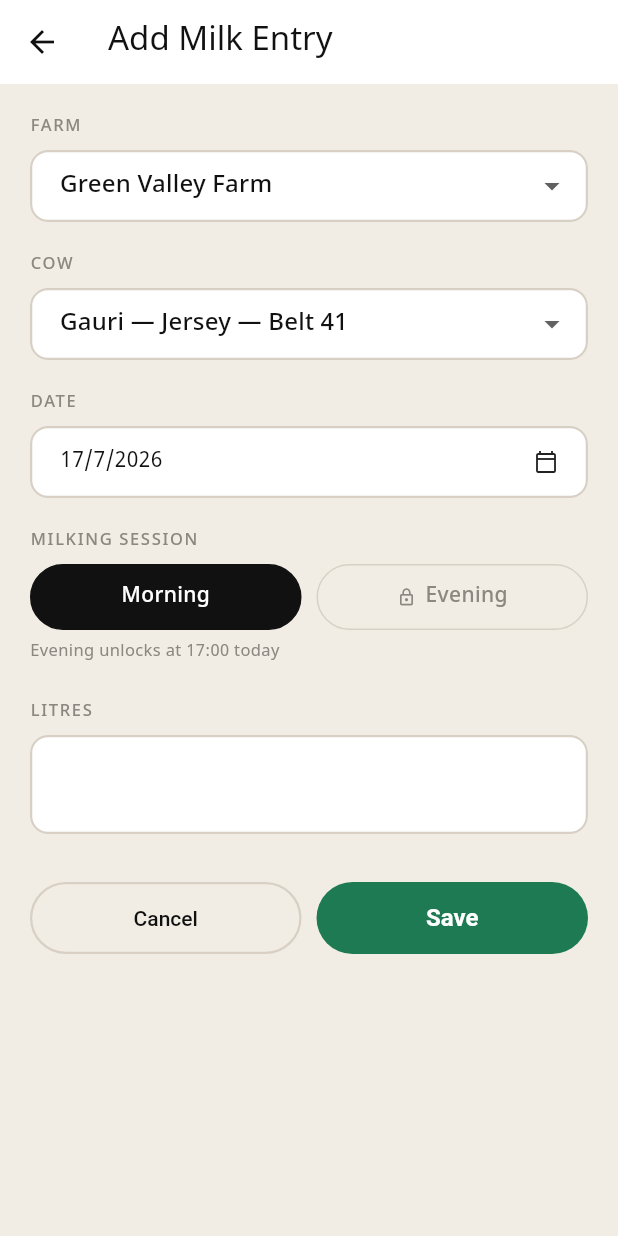
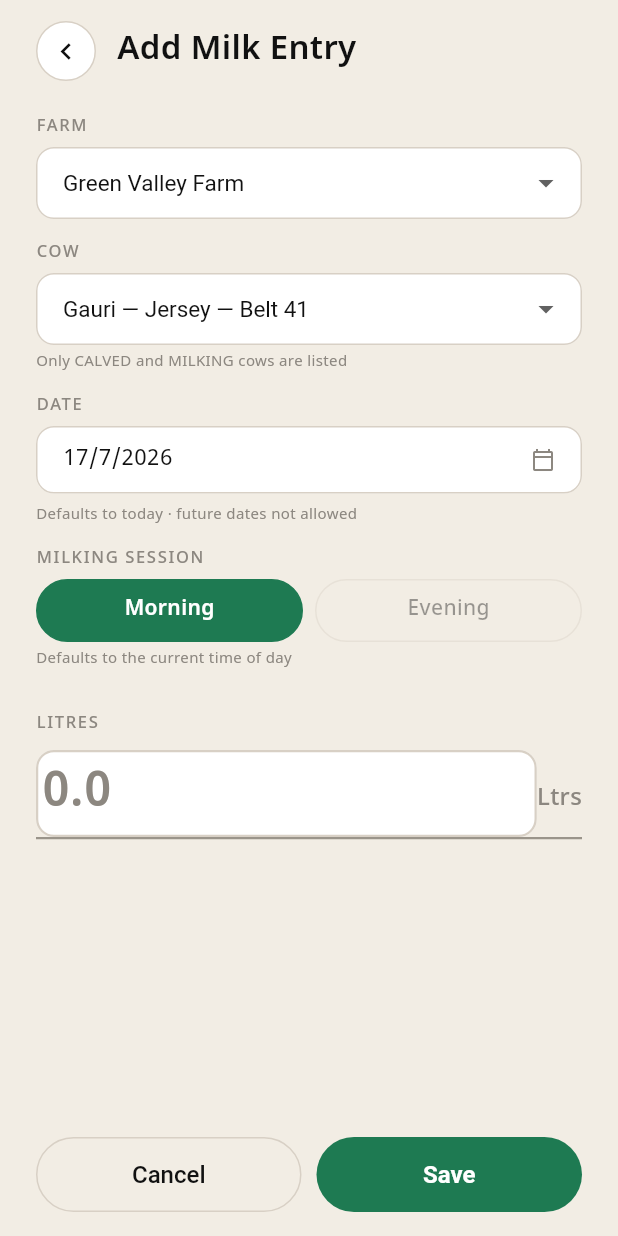
Before and after one commit to vaseey21/Vanix, a Flutter app: the MilkAddEntryScreen screen opened directly with empty values, on a phone screen of 412 x 824 dp. Run offline on Flutter 3.47's test engine with Material 3 defaults, Android fonts, the phone set to English and light mode, and no system bars.

Commit message:
auto: save changes

```diff
--- a/flutter_app/lib/screens/milk_add_entry_screen.dart
+++ b/flutter_app/lib/screens/milk_add_entry_screen.dart
@@ -193,81 +193,208 @@ class _MilkAddEntryScreenState extends State<MilkAddEntryScreen> {
   Widget build(BuildContext context) {
     final isEdit = widget.editing != null;
     final isDark = widget.appState.isDark;
+    final bg = isDark ? VanixColors.darkPrimary : VanixColors.bgWarm;
+    final cardBg = isDark ? VanixColors.darkSecond : VanixColors.bgCard;
     final textColor = isDark ? Colors.white : VanixColors.textPrimary;
+    final borderColor = isDark ? VanixColors.darkBorder : VanixColors.border;
+    const hintColor = VanixColors.textHint;
+
+    InputDecoration fieldDecoration() => InputDecoration(
+          isDense: true,
+          filled: true,
+          fillColor: cardBg,
+          contentPadding: const EdgeInsets.symmetric(horizontal: 14, vertical: 12),
+          border: OutlineInputBorder(borderRadius: BorderRadius.circular(12), borderSide: BorderSide(color: borderColor)),
+          enabledBorder: OutlineInputBorder(borderRadius: BorderRadius.circular(12), borderSide: BorderSide(color: borderColor)),
+          focusedBorder: OutlineInputBorder(borderRadius: BorderRadius.circular(12), borderSide: const BorderSide(color: VanixColors.greenInk)),
+        );
+
+    Widget sectionLabel(String text) => Text(
+          text,
+          style: const TextStyle(fontSize: 11, fontWeight: FontWeight.w500, letterSpacing: 1.1, color: hintColor),
+        );
+
+    Widget helperText(String text) => Padding(
+          padding: const EdgeInsets.only(top: 4),
+          child: Text(text, style: const TextStyle(fontSize: 10, color: hintColor)),
+        );
 
     return Scaffold(
-      appBar: AppBar(
-        title: Text(isEdit ? 'Edit Milk Entry' : 'Add Milk Entry'),
-        actions: [
-          if (isEdit) IconButton(onPressed: _confirmDelete, icon: const Icon(Icons.delete_outline, color: VanixColors.danger)),
+      backgroundColor: bg,
+      body: SafeArea(
+        child: Column(
+          children: [
+            // ── Custom header — back chevron (40x40) + title, matches #s8 header ──
+            Padding(
+              padding: const EdgeInsetsDirectional.fromSTEB(24, 14, 24, 4),
+              child: Row(
+                children: [
+                  InkWell(
+                    onTap: () => Navigator.pop(context),
+                    borderRadius: BorderRadius.circular(20),
+                    child: Container(
+                      width: 40,
+                      height: 40,
+                      alignment: Alignment.center,
+                      decoration: BoxDecoration(
+                        shape: BoxShape.circle,
+                        color: cardBg,
+                        border: Border.all(color: borderColor),
+                      ),
+                      child: Icon(Icons.chevron_left, size: 22, color: textColor),
+                    ),
+                  ),
+                  const SizedBox(width: 14),
+                  Expanded(
+                    child: Text(
+                      isEdit ? 'Edit Milk Entry' : 'Add Milk Entry',
+                      style: TextStyle(fontSize: 22, fontWeight: FontWeight.w600, color: textColor),
+                    ),
+                  ),
+                  if (isEdit)
+                    InkWell(
+                      onTap: _confirmDelete,
+                      borderRadius: BorderRadius.circular(20),
+                      child: Container(
+                        width: 40,
+                        height: 40,
+                        alignment: Alignment.center,
+                        child: const Icon(Icons.delete_outline, size: 22, color: VanixColors.danger),
+                      ),
+                    ),
                 ],
               ),
-      body: SafeArea(
-        child: Padding(
-          padding: const EdgeInsets.all(20),
+            ),
+            Expanded(
               child: ListView(
+                padding: const EdgeInsetsDirectional.fromSTEB(24, 18, 24, 8),
                 children: [
-              const Text('FARM', style: TextStyle(fontSize: 11, fontWeight: FontWeight.w500, letterSpacing: 1.1, color: VanixColors.textHint)),
-              const SizedBox(height: 8),
+                  sectionLabel('FARM'),
+                  const SizedBox(height: 6),
                   DropdownButtonFormField<String>(
                     initialValue: _farm,
+                    decoration: fieldDecoration(),
+                    style: TextStyle(fontSize: 15, color: textColor),
+                    dropdownColor: cardBg,
                     items: [for (final f in MilkSeed.farms) DropdownMenuItem(value: f, child: Text(f))],
                     onChanged: (v) => setState(() => _farm = v!),
                   ),
-              const SizedBox(height: 20),
-              const Text('COW', style: TextStyle(fontSize: 11, fontWeight: FontWeight.w500, letterSpacing: 1.1, color: VanixColors.textHint)),
-              const SizedBox(height: 8),
+                  const SizedBox(height: 14),
+                  sectionLabel('COW'),
+                  const SizedBox(height: 6),
                   DropdownButtonFormField<Cow>(
                     initialValue: _cow,
+                    decoration: fieldDecoration(),
+                    style: TextStyle(fontSize: 15, color: textColor),
+                    dropdownColor: cardBg,
+                    isExpanded: true,
                     items: [for (final c in MilkSeed.cows) DropdownMenuItem(value: c, child: Text(c.display, overflow: TextOverflow.ellipsis))],
                     onChanged: (v) => setState(() => _cow = v!),
                   ),
-              const SizedBox(height: 20),
-              const Text('DATE', style: TextStyle(fontSize: 11, fontWeight: FontWeight.w500, letterSpacing: 1.1, color: VanixColors.textHint)),
-              const SizedBox(height: 8),
+                  helperText('Only CALVED and MILKING cows are listed'),
+                  const SizedBox(height: 14),
+                  sectionLabel('DATE'),
+                  const SizedBox(height: 6),
                   InkWell(
                     onTap: _pickDate,
                     child: InputDecorator(
-                  decoration: const InputDecoration(),
+                      decoration: fieldDecoration(),
                       child: Row(
                         mainAxisAlignment: MainAxisAlignment.spaceBetween,
                         children: [
-                      Text('${_date.day}/${_date.month}/${_date.year}', style: TextStyle(color: textColor)),
-                      const Icon(Icons.calendar_today_outlined, size: 16),
+                          Text('${_date.day}/${_date.month}/${_date.year}', style: TextStyle(fontSize: 15, color: textColor)),
+                          Icon(Icons.calendar_today_outlined, size: 16, color: hintColor),
                         ],
                       ),
                     ),
                   ),
-              const SizedBox(height: 20),
-              const Text('MILKING SESSION', style: TextStyle(fontSize: 11, fontWeight: FontWeight.w500, letterSpacing: 1.1, color: VanixColors.textHint)),
-              const SizedBox(height: 8),
+                  helperText('Defaults to today · future dates not allowed'),
+                  const SizedBox(height: 14),
+                  sectionLabel('MILKING SESSION'),
+                  const SizedBox(height: 6),
                   Row(
                     children: [
                       Expanded(child: _SessionPill(label: 'Morning', active: _session == MilkSession.morning, locked: false, onTap: () => _selectSession(MilkSession.morning))),
-                  const SizedBox(width: 10),
+                      const SizedBox(width: 8),
                       Expanded(child: _SessionPill(label: 'Evening', active: _session == MilkSession.evening, locked: _eveningLocked, onTap: () => _selectSession(MilkSession.evening))),
                     ],
                   ),
-              if (_eveningLocked) const Padding(padding: EdgeInsets.only(top: 6), child: Text('Evening unlocks at 17:00 today', style: TextStyle(fontSize: 11, color: VanixColors.textHint))),
-              const SizedBox(height: 24),
-              const Text('LITRES', style: TextStyle(fontSize: 11, fontWeight: FontWeight.w500, letterSpacing: 1.1, color: VanixColors.textHint)),
-              const SizedBox(height: 8),
-              TextField(
+                  helperText('Defaults to the current time of day'),
+                  const SizedBox(height: 28),
+                  sectionLabel('LITRES'),
+                  const SizedBox(height: 10),
+                  Container(
+                    decoration: const BoxDecoration(
+                      border: Border(bottom: BorderSide(color: Color(0xFF9A948A), width: 1.5)),
+                    ),
+                    child: Row(
+                      crossAxisAlignment: CrossAxisAlignment.baseline,
+                      textBaseline: TextBaseline.alphabetic,
+                      children: [
+                        Expanded(
+                          child: TextField(
                             controller: _litresCtrl,
                             keyboardType: const TextInputType.numberWithOptions(decimal: true),
-                style: const TextStyle(fontSize: 28, fontWeight: FontWeight.w700),
-                decoration: const InputDecoration(border: UnderlineInputBorder(), suffixText: 'L'),
+                            style: TextStyle(fontSize: 32, fontWeight: FontWeight.w700, color: textColor),
+                            decoration: InputDecoration(
+                              isDense: true,
+                              border: InputBorder.none,
+                              contentPadding: const EdgeInsets.only(bottom: 10),
+                              hintText: '0.0',
+                              hintStyle: const TextStyle(fontSize: 32, fontWeight: FontWeight.w700, color: hintColor),
                             ),
-              const SizedBox(height: 32),
-              Row(
-                children: [
-                  Expanded(child: OutlinedButton(onPressed: () => Navigator.pop(context), child: const Text('Cancel'))),
-                  const SizedBox(width: 10),
-                  Expanded(child: ElevatedButton(onPressed: _onSave, child: const Text('Save'))),
-                ],
+                          ),
+                        ),
+                        const Padding(
+                          padding: EdgeInsets.only(bottom: 10),
+                          child: Text('Ltrs', style: TextStyle(fontSize: 16, fontWeight: FontWeight.w500, color: hintColor)),
                         ),
                       ],
                     ),
+                  ),
+                ],
+              ),
+            ),
+            // ── Pinned footer — Cancel / Save, matches #s8-actions ──
+            Container(
+              color: bg,
+              padding: const EdgeInsetsDirectional.fromSTEB(24, 12, 24, 16),
+              child: Row(
+                children: [
+                  Expanded(
+                    child: SizedBox(
+                      height: 50,
+                      child: OutlinedButton(
+                        onPressed: () => Navigator.pop(context),
+                        style: OutlinedButton.styleFrom(
+                          foregroundColor: textColor,
+                          side: BorderSide(color: borderColor),
+                          shape: RoundedRectangleBorder(borderRadius: BorderRadius.circular(25)),
+                        ),
+                        child: const Text('Cancel', style: TextStyle(fontSize: 16, fontWeight: FontWeight.w500)),
+                      ),
+                    ),
+                  ),
+                  const SizedBox(width: 10),
+                  Expanded(
+                    child: SizedBox(
+                      height: 50,
+                      child: ElevatedButton(
+                        onPressed: _onSave,
+                        style: ElevatedButton.styleFrom(
+                          backgroundColor: VanixColors.greenInk,
+                          foregroundColor: Colors.white,
+                          elevation: 0,
+                          shape: RoundedRectangleBorder(borderRadius: BorderRadius.circular(25)),
+                        ),
+                        child: const Text('Save', style: TextStyle(fontSize: 16, fontWeight: FontWeight.w600)),
+                      ),
+                    ),
+                  ),
+                ],
+              ),
+            ),
+          ],
         ),
       ),
     );
@@ -282,23 +409,29 @@ class _SessionPill extends StatelessWidget {
 
   @override
   Widget build(BuildContext context) {
-    return InkWell(
+    // Matches #s8-sessions: active = greenInk fill/border + white w600 text;
+    // locked (Evening before 17:00) = 0.4 opacity, no lock icon (per HTML).
+    return Opacity(
+      opacity: locked ? 0.4 : 1,
+      child: InkWell(
         onTap: onTap,
-      borderRadius: BorderRadius.circular(24),
+        borderRadius: BorderRadius.circular(21),
         child: Container(
-        height: 44,
+          height: 42,
           alignment: Alignment.center,
           decoration: BoxDecoration(
-          color: active ? VanixColors.darkPrimary : Colors.transparent,
-          border: Border.all(color: active ? VanixColors.darkPrimary : VanixColors.border),
-          borderRadius: BorderRadius.circular(24),
+            color: active ? VanixColors.greenInk : Colors.transparent,
+            border: Border.all(color: active ? VanixColors.greenInk : VanixColors.border),
+            borderRadius: BorderRadius.circular(21),
           ),
-        child: Row(
-          mainAxisSize: MainAxisSize.min,
-          children: [
-            if (locked) const Padding(padding: EdgeInsets.only(right: 6), child: Icon(Icons.lock_outline, size: 13, color: VanixColors.textHint)),
-            Text(label, style: TextStyle(fontSize: 14, fontWeight: FontWeight.w500, color: active ? Colors.white : (locked ? VanixColors.textHint : VanixColors.textPrimary))),
-          ],
+          child: Text(
+            label,
+            style: TextStyle(
+              fontSize: 14,
+              fontWeight: active ? FontWeight.w600 : FontWeight.w500,
+              color: active ? Colors.white : VanixColors.textPrimary,
+            ),
+          ),
         ),
       ),
     );
```
Lines whose indentation alone changed are shown as unchanged.
